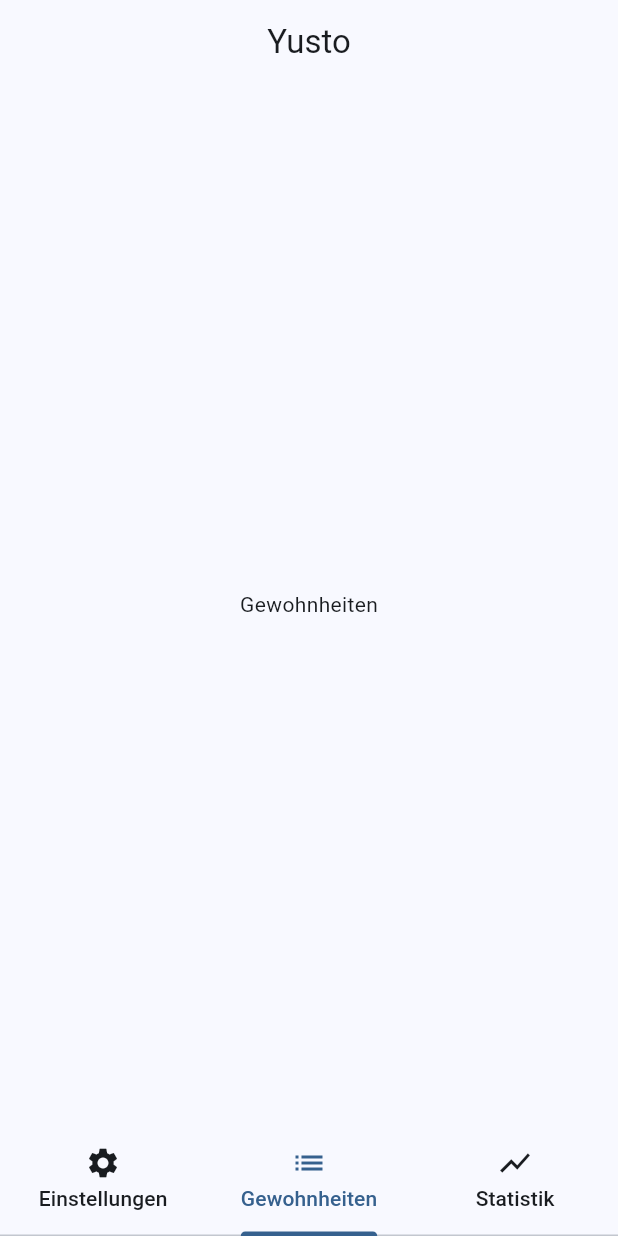
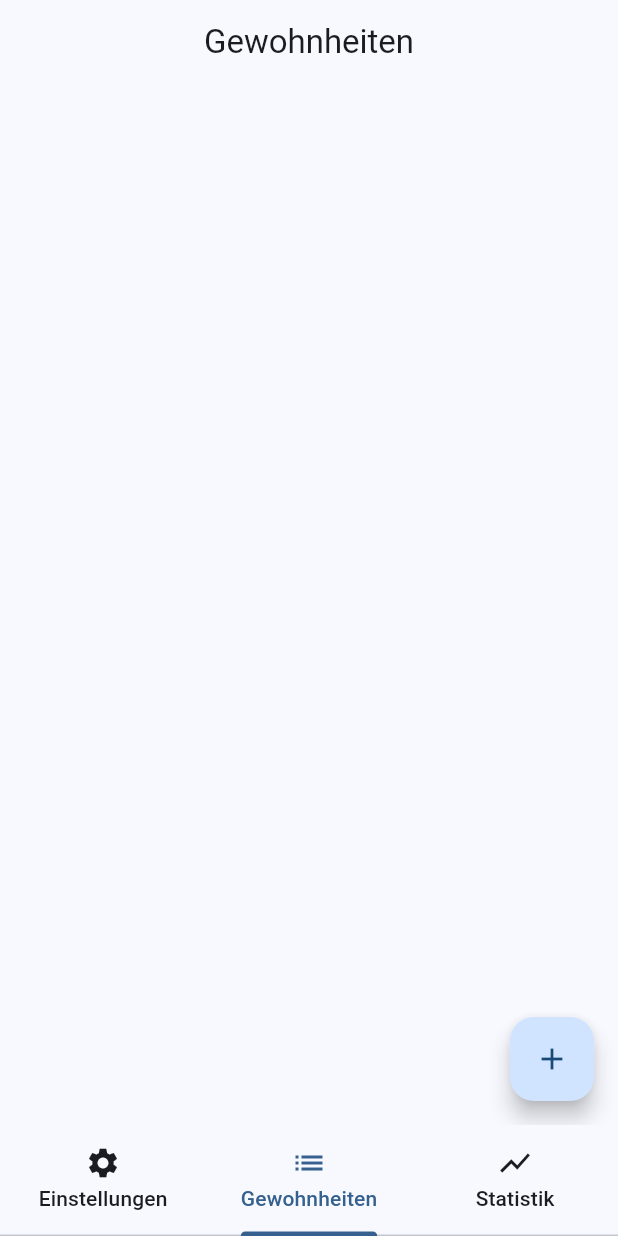
Before and after one commit to FelixSubject211/Mobile_Anwendungen_HTWG, a Flutter app: the screen it shows after launch, item 2 of the bottom bar chosen, on a phone screen of 412 x 824 dp. Run offline on Flutter 3.47's test engine with Material 3 defaults, Android fonts, the phone set to English and light mode, and no system bars.

Commit message:
init ListHabits

```diff
--- /dev/null
+++ b/lib/Habit.dart
@@ -0,0 +1,9 @@
+class Habit {
+  final int id;
+  final String name;
+
+  Habit({
+    required this.id,
+    required this.name,
+  });
+}
--- /dev/null
+++ b/lib/ListHabits.dart
@@ -0,0 +1,57 @@
+import 'package:flutter/material.dart';
+
+import 'Habit.dart';
+
+class ListHabits extends StatefulWidget {
+  const ListHabits({super.key});
+
+  @override
+  State<StatefulWidget> createState() => _ListHabitsState();
+}
+
+class _ListHabitsState extends State<ListHabits> {
+  final List<Habit> _habits = [];
+
+  void _action() {
+    setState(() {
+      Habit newHabit = Habit(id: 1, name: 'Neue Gewohnheit');
+      _habits.add(newHabit);
+    });
+  }
+
+  @override
+  Widget build(BuildContext context) {
+    return Scaffold(
+      appBar: AppBar(
+        title: const Text("Gewohnheiten"),
+        centerTitle: true,
+      ),
+      body: _buildList(),
+      floatingActionButton: FloatingActionButton(
+        onPressed: _action,
+        tooltip: 'Action',
+        child: const Icon(Icons.add),
+      ),
+    );
+  }
+
+  Widget _buildList() {
+    return ListView.builder(
+      itemCount: _habits.length,
+      itemBuilder: (context, index) {
+        return _card(_habits, index);
+      }
+    );
+  }
+
+  Widget _card(List<Habit> data, int index) {
+    return Card(
+      key: ValueKey(index),
+      child: ListTile(
+          title: Text(data[index].name),
+          onTap: () {},
+          trailing: const Text("")
+      ),
+    );
+  }
+}
--- a/lib/MyTabBar.dart
+++ b/lib/MyTabBar.dart
@@ -1,4 +1,5 @@
 import 'package:flutter/material.dart';
+import 'package:mobile_anwendungen/ListHabits.dart';
 
 class MyTabBar extends StatelessWidget {
   const MyTabBar({super.key});
@@ -10,11 +11,8 @@
     return DefaultTabController(
       length: 3,
       child: Scaffold(
-        appBar: AppBar(
-          title: const Center(child: Text('Yusto')),
-        ),
         bottomNavigationBar: _menu(theme),
-        body: _tabBarView(),
+        body: _tabBarView()
       ),
     );
   }
@@ -46,7 +44,7 @@
   return const TabBarView(
     children: [
       Center(child: Text("Einstellungen")),
-      Center(child: Text("Gewohnheiten")),
+      Center(child: ListHabits()),
       Center(child: Text("Statistik")),
     ],
   );
--- a/lib/main.dart
+++ b/lib/main.dart
@@ -11,7 +11,6 @@
   @override
   Widget build(BuildContext context) {
     return MaterialApp(
-      title: 'Yusto',
       theme: ThemeData(
         colorScheme: ColorScheme.fromSeed(seedColor: Colors.blue),
         useMaterial3: true,
```
